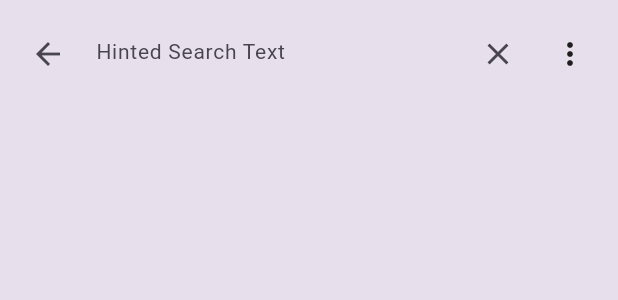
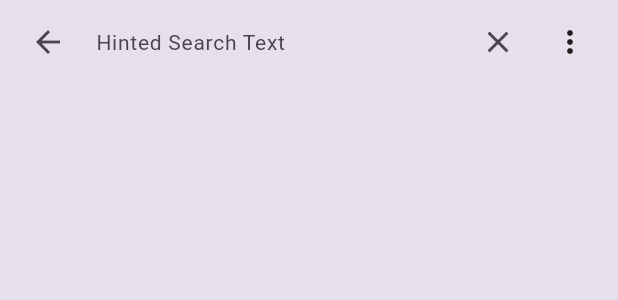
Before and after one commit to MezzLasha/widget_sandbox, a Flutter app: the MaterialYouSearchBar widget shown alone on an empty page, opened directly, after a tap on "Hinted Search Text", on a phone screen of 412 x 824 dp. Shown: the top 300 px of the screen. Run offline on Flutter 3.47's test engine with Material 2 defaults, Android fonts, the phone set to English and light mode, and no system bars; our stand-ins replace device_preview.

Commit message:
adjust for top padding handling.

```diff
--- a/lib/main.dart
+++ b/lib/main.dart
@@ -1,5 +1,4 @@
 import 'package:device_preview/device_preview.dart';
-import 'package:flutter/foundation.dart';
 import 'package:flutter/material.dart';
 import 'package:widget_sandbox/screens/dropdown_menu_demo.dart';
 import 'package:widget_sandbox/screens/materialyou_searchbar_demo.dart';
@@ -7,7 +6,7 @@ import 'package:widget_sandbox/screens/materialyou_searchbar_demo.dart';
 void main() {
   runApp(
     DevicePreview(
-      enabled: !kReleaseMode,
+      enabled: true,
       builder: (context) => const MyApp(), // Wrap your app
     ),
   );
--- a/lib/screens/materialyou_searchbar_demo.dart
+++ b/lib/screens/materialyou_searchbar_demo.dart
@@ -65,7 +65,9 @@ class _MaterialYouSearchBarState extends State<MaterialYouSearchBar> {
                   builder: (context, _) {
                     return Material(
                       child: Container(
-                        padding: EdgeInsets.only(top: 8 * animation.value),
+                        padding: EdgeInsets.only(
+                            top: (MediaQuery.of(context).padding.top) *
+                                animation.value),
                         alignment: Alignment.topCenter,
                         decoration: BoxDecoration(
                           color: Theme.of(context).colorScheme.surfaceVariant,
@@ -232,15 +234,13 @@ class _ExpandedSearchBarWidgetState extends State<ExpandedSearchBarWidget> {
       child: Align(
         alignment: Alignment.topCenter,
         child: Material(
+            color: Theme.of(context).colorScheme.surfaceVariant,
+            child: SafeArea(
               child: Column(
                 children: [
                   Ink(
                     height: 56,
                     width: double.infinity, // match parent
-              padding: const EdgeInsets.only(top: 16),
-              decoration: BoxDecoration(
-                color: Theme.of(context).colorScheme.surfaceVariant,
-              ),
                     child: DefaultTextStyle(
                       style: TextStyle(
                         color: Theme.of(context).colorScheme.onSurfaceVariant,
@@ -255,24 +255,24 @@ class _ExpandedSearchBarWidgetState extends State<ExpandedSearchBarWidget> {
                             },
                             icon: Icon(
                               Icons.arrow_back,
-                        color: Theme.of(context).colorScheme.onSurfaceVariant,
+                              color: Theme.of(context)
+                                  .colorScheme
+                                  .onSurfaceVariant,
                             ),
                           ),
                           const SizedBox(width: 8),
                           Expanded(
-                        child: Transform.translate(
-                      offset: const Offset(0, -6),
                               child: TextFormField(
                             decoration: InputDecoration(
                               hintText: 'Hinted Search Text',
                               hintStyle: TextStyle(
                                 fontWeight: FontWeight.normal,
                                 fontSize: 14,
-                            color:
-                                Theme.of(context).colorScheme.onSurfaceVariant,
+                                color: Theme.of(context)
+                                    .colorScheme
+                                    .onSurfaceVariant,
                               ),
                               border: InputBorder.none,
-                        ),
                             ),
                           )),
                           const SizedBox(width: 16),
@@ -283,7 +283,9 @@ class _ExpandedSearchBarWidgetState extends State<ExpandedSearchBarWidget> {
                             },
                             icon: Icon(
                               Icons.close,
-                        color: Theme.of(context).colorScheme.onSurfaceVariant,
+                              color: Theme.of(context)
+                                  .colorScheme
+                                  .onSurfaceVariant,
                             ),
                           ),
                           PopupMenuButton(itemBuilder: (context) {
@@ -299,11 +301,10 @@ class _ExpandedSearchBarWidgetState extends State<ExpandedSearchBarWidget> {
                     ),
                   ),
                   Expanded(
-              child: Container(
-                color: Theme.of(context).colorScheme.surfaceVariant,
-              ),
+                    child: Container(),
                   ),
                 ],
+              ),
             )),
       ),
     );
```
Lines whose indentation alone changed are shown as unchanged.
